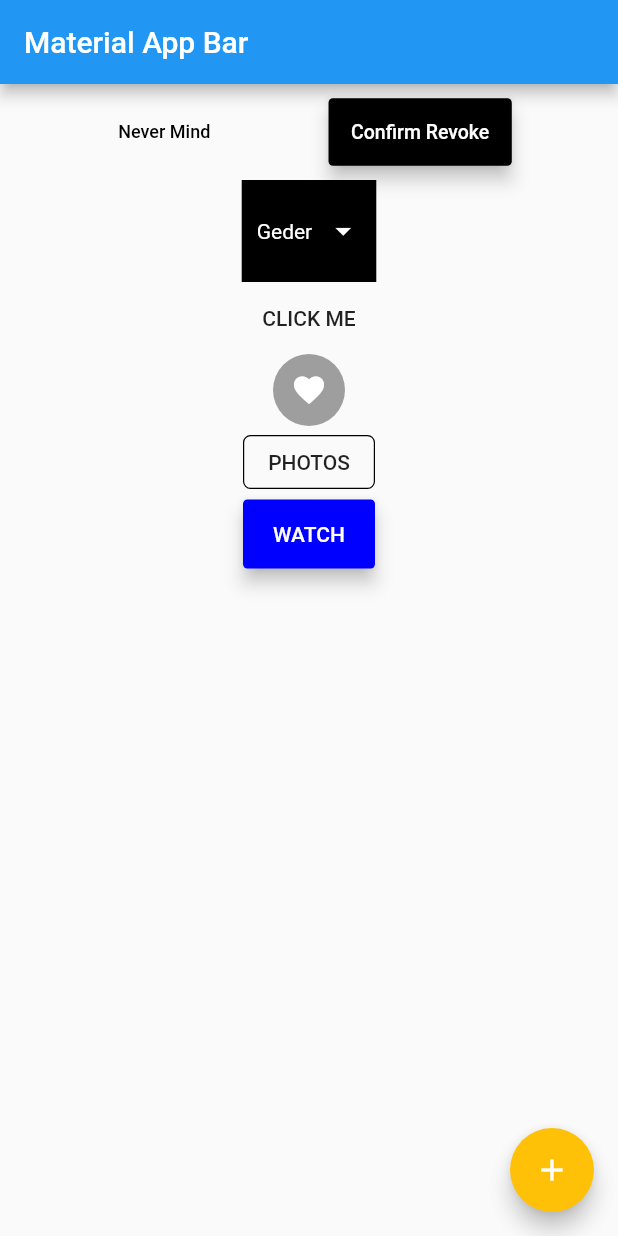
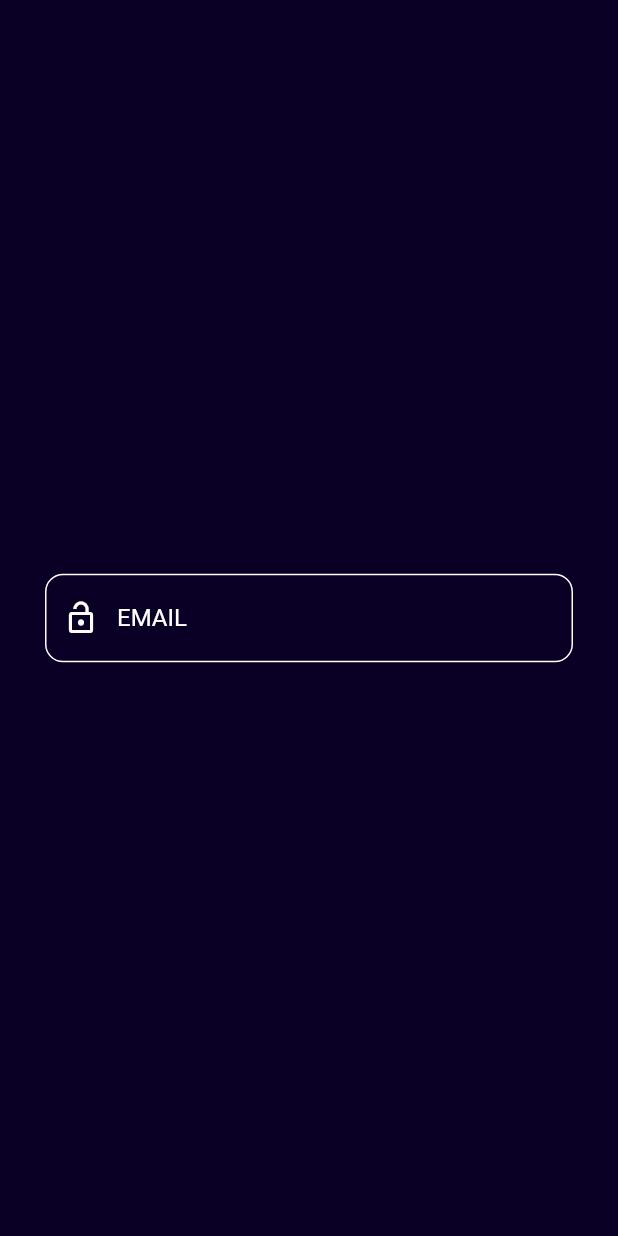
Before and after one commit to kaif8936/Text-Fields, a Flutter app: the screen it shows after launch, on a phone screen of 412 x 824 dp. Run offline on Flutter 3.47's test engine with Material 2 defaults, Android fonts, the light colour scheme and no system bars.

Commit message:
Update main.dart

```diff
--- a/lib/main.dart
+++ b/lib/main.dart
@@ -2,146 +2,50 @@ import 'package:flutter/material.dart';
 
 void main() => runApp(MyApp());
 
-class MyApp extends StatefulWidget {
-  @override
-  _MyAppState createState() => _MyAppState();
-}
-
-class _MyAppState extends State<MyApp> {
-  List<String> dropdownItems = ['Male', 'Female'];
-
-  String _dropdownValue;
-
+class MyApp extends StatelessWidget {
   @override
   Widget build(BuildContext context) {
     return MaterialApp(
       title: 'Material App',
+      debugShowCheckedModeBanner: false,
       home: Scaffold(
-        appBar: AppBar(
-          title: Text('Material App Bar'),
-        ),
+        backgroundColor: Color(0xff0A0026),
         body: Center(
-          child: Column(
-            children: [
-              ButtonBar(
-                buttonHeight: 1,
-                buttonMinWidth: 1,
-                alignment: MainAxisAlignment.spaceEvenly,
-                children: [
-                  FlatButton(
-                    onPressed: () {},
-                    child: Text(
-                      'Never Mind',
-                      style: TextStyle(
-                        fontSize: 12,
-                      ),
-                    ),
-                  ),
-                  RaisedButton(
-                    onPressed: () {},
-                    elevation: 5,
-                    padding: EdgeInsets.all(15),
-                    color: Colors.black,
-                    hoverColor: Colors.blue,
-                    textColor: Colors.white,
-                    shape: RoundedRectangleBorder(
-                      borderRadius: BorderRadius.circular(
-                        3,
-                      ),
-                    ),
-                    child: Text(
-                      'Confirm Revoke',
-                      style: TextStyle(
-                        fontSize: 13,
-                      ),
-                    ),
-                  ),
-                ],
+          child: Container(
+            padding: EdgeInsets.all(30),
+            child: TextField(
+              cursorColor: Colors.white,
+              style: TextStyle(
+                color: Color(0xffD0B9DB),
               ),
-              Container(
-                color: Colors.black,
-                padding: EdgeInsets.all(10),
-                child: DropdownButton(
-                  hint: Text(
-                    'Geder',
-                    style: TextStyle(
-                      color: Colors.white,
-                    ),
-                  ),
-                  style: TextStyle(
+              decoration: InputDecoration(
+                labelText: 'EMAIL',
+                labelStyle: TextStyle(
+                  color: Colors.white,
+                ),
+                prefixIcon: Icon(
+                  Icons.lock_open,
+                  color: Colors.white,
+                ),
+                enabledBorder: OutlineInputBorder(
+                  borderSide: BorderSide(
                     color: Colors.white,
                   ),
-                  value: _dropdownValue,
-                  icon: Icon(
-                    Icons.arrow_drop_down,
+                  borderRadius: BorderRadius.circular(
+                    12,
+                  ),
+                ),
+                focusedBorder: OutlineInputBorder(
+                  borderSide: BorderSide(
                     color: Colors.white,
                   ),
-                  dropdownColor: Colors.black,
-                  elevation: 0,
-                  underline: Container(),
-                  onChanged: (String newValue) {
-                    setState(
-                      () {
-                        _dropdownValue = newValue;
-                      },
-                    );
-                  },
-                  items: dropdownItems.map(
-                    (value) {
-                      return DropdownMenuItem(child: Text(value), value: value);
-                    },
-                  ).toList(),
-                ),
-              ),
-              FlatButton(
-                onPressed: () {},
-                child: Text('CLICK ME'),
-              ),
-              Ink(
-                decoration: ShapeDecoration(
-                  color: Colors.grey,
-                  shape: CircleBorder(),
-                ),
-                child: IconButton(
-                  onPressed: () {},
-                  icon: Icon(
-                    Icons.favorite,
-                    color: Colors.white,
+                  borderRadius: BorderRadius.circular(
+                    12,
                   ),
                 ),
               ),
-              OutlineButton(
-                onPressed: () {},
-                borderSide: BorderSide(
-                  color: Colors.black,
-                  width: 0.8,
-                ),
-                shape: RoundedRectangleBorder(
-                  borderRadius: BorderRadius.circular(5),
-                ),
-                child: Text('PHOTOS'),
-              ),
-              RaisedButton(
-                elevation: 5,
-                padding: EdgeInsets.all(15),
-                color: Color(0xff0000ff),
-                hoverColor: Colors.blue,
-                textColor: Colors.white,
-                shape: RoundedRectangleBorder(
-                  borderRadius: BorderRadius.circular(3),
-                ),
-                onPressed: () {},
-                child: Text('WATCH'),
-              ),
-            ],
+            ),
           ),
-        ),
-        floatingActionButton: FloatingActionButton(
-          child: Icon(
-            Icons.add,
-          ),
-          backgroundColor: Colors.amber,
-          onPressed: () {},
         ),
       ),
     );
```
